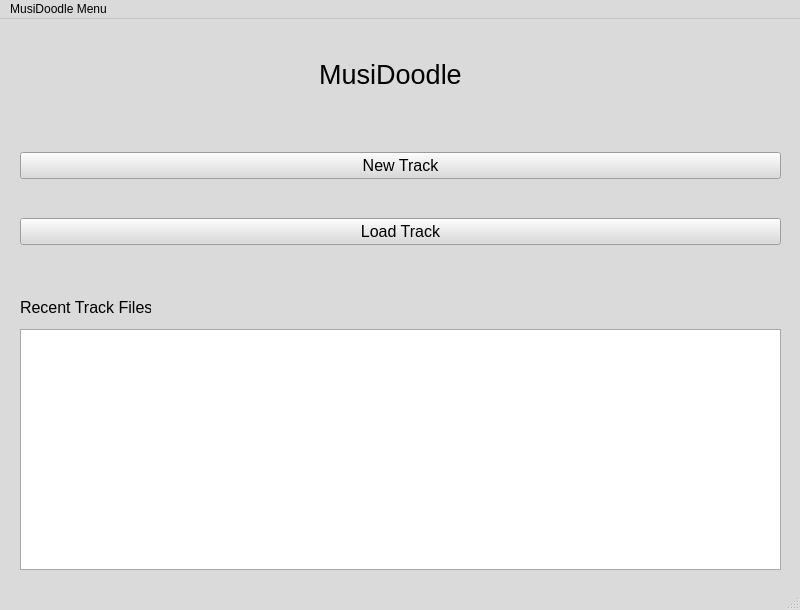
JJB9922/MusiDoodle, file src/MusiDoodle/mainwindow.ui: the form before one commit.
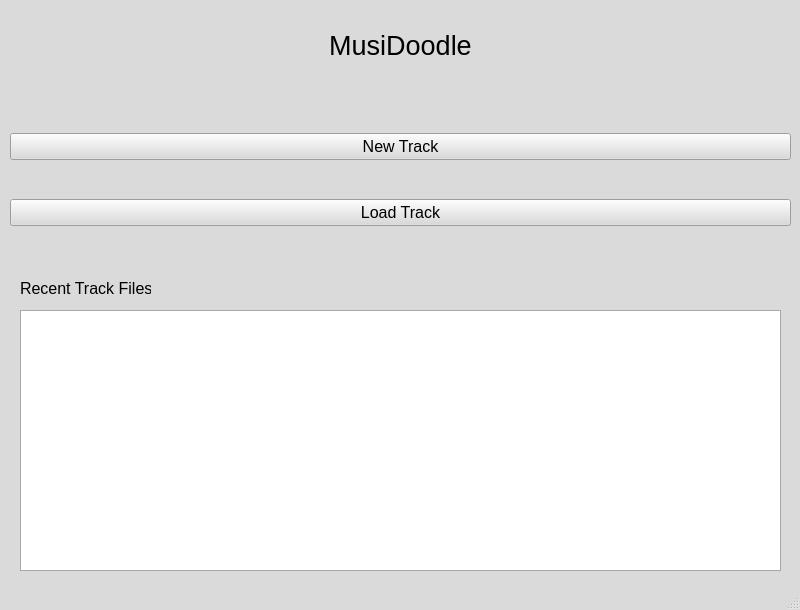
The form after the commit.

Commit message: new window for editing tracks

```diff
--- a/src/MusiDoodle/mainwindow.ui
+++ b/src/MusiDoodle/mainwindow.ui
@@ -489,9 +489,9 @@
    <widget class="QLabel" name="label">
     <property name="geometry">
      <rect>
-      <x>230</x>
-      <y>10</y>
-      <width>321</width>
+      <x>10</x>
+      <y>0</y>
+      <width>781</width>
       <height>91</height>
      </rect>
     </property>
@@ -513,7 +513,7 @@
       <x>20</x>
       <y>310</y>
       <width>761</width>
-      <height>241</height>
+      <height>261</height>
      </rect>
     </property>
    </widget>
@@ -538,9 +538,9 @@
    <widget class="QWidget" name="layoutWidget">
     <property name="geometry">
      <rect>
-      <x>20</x>
+      <x>10</x>
       <y>100</y>
-      <width>761</width>
+      <width>781</width>
       <height>161</height>
      </rect>
     </property>
@@ -587,22 +587,6 @@
     </layout>
    </widget>
   </widget>
-  <widget class="QMenuBar" name="menubar">
-   <property name="geometry">
-    <rect>
-     <x>0</x>
-     <y>0</y>
-     <width>800</width>
-     <height>22</height>
-    </rect>
-   </property>
-   <widget class="QMenu" name="menuMusiDoodle_Menu">
-    <property name="title">
-     <string>MusiDoodle Menu</string>
-    </property>
-   </widget>
-   <addaction name="menuMusiDoodle_Menu"/>
-  </widget>
   <widget class="QStatusBar" name="statusbar"/>
  </widget>
  <resources/>
```
Left out of the diff: 10 changed lines with no effect on the pictures. The commit also changes 6 other files.
